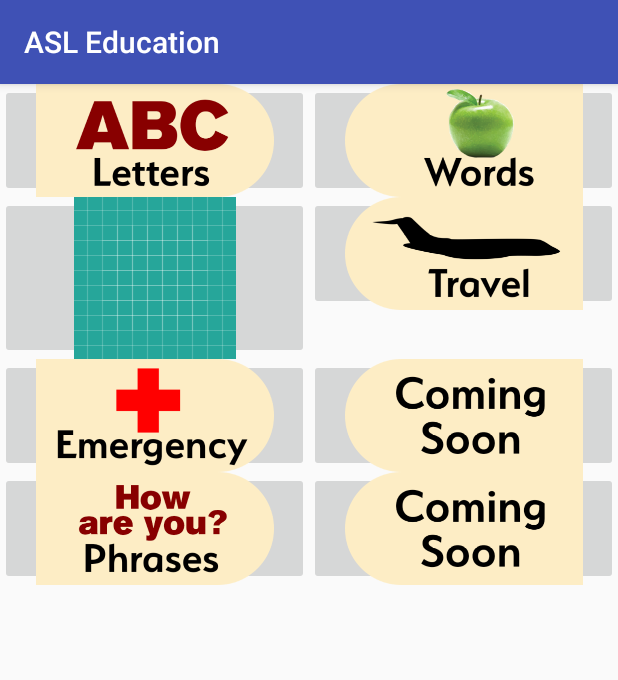
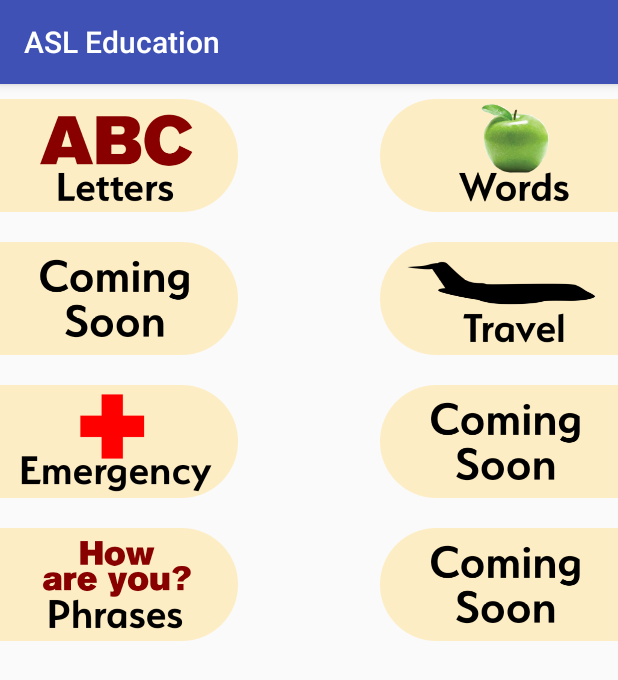
Before and after one commit to kd90693n/ASLEducation, an Android app: the screen it shows after launch (MainActivity), on a phone screen of 412 x 824 dp. Shown: the top 680 px of the screen. Run offline under Robolectric (Android 15) with nearby library versions, the phone set to English and light mode, and no system bars.

Commit message:
quick space and backgroundcolor updates

```diff
--- a/ASLProject/app/src/main/res/layout/fragment_main.xml
+++ b/ASLProject/app/src/main/res/layout/fragment_main.xml
@@ -14,7 +14,7 @@
         <TableLayout
             android:layout_width="match_parent"
             android:layout_height="match_parent"
-            android:stretchColumns="0,1">
+            android:stretchColumns="1">
 
             <TableRow>
 
@@ -22,10 +22,13 @@
                     android:id="@+id/imageView1"
                     android:layout_width="wrap_content"
                     android:layout_height="wrap_content"
+                    android:layout_gravity="start"
                     android:layout_margin="0dp"
+                    android:background="@android:color/transparent"
                     android:contentDescription="letters"
                     android:onClick="viewLettersActivity"
-                    android:padding="0dp"
+                    android:paddingBottom="10dp"
+                    android:paddingTop="10dp"
                     android:src="@drawable/letters_button"
                     tools:layout_editor_absoluteX="115dp"
                     tools:layout_editor_absoluteY="105dp" />
@@ -34,10 +37,13 @@
                     android:id="@+id/imageView2"
                     android:layout_width="wrap_content"
                     android:layout_height="wrap_content"
+                    android:layout_gravity="end"
                     android:layout_margin="0dp"
+                    android:background="@android:color/transparent"
                     android:contentDescription="words"
                     android:onClick="viewWordsActivity"
-                    android:padding="0dp"
+                    android:paddingBottom="10dp"
+                    android:paddingTop="10dp"
                     android:src="@drawable/words_button"
                     tools:layout_editor_absoluteX="115dp"
                     tools:layout_editor_absoluteY="105dp" />
@@ -48,11 +54,14 @@
                     android:id="@+id/imageView3"
                     android:layout_width="wrap_content"
                     android:layout_height="wrap_content"
+                    android:layout_gravity="start"
                     android:layout_margin="0dp"
+                    android:background="@android:color/transparent"
                     android:contentDescription="numbers"
                     android:onClick="viewNumbersActivity"
-                    android:padding="0dp"
-                    android:src="@drawable/ic_launcher_background"
+                    android:paddingBottom="10dp"
+                    android:paddingTop="10dp"
+                    android:src="@drawable/coming_soon_left"
                     tools:layout_editor_absoluteX="115dp"
                     tools:layout_editor_absoluteY="105dp" />
 
@@ -60,8 +69,11 @@
                     android:id="@+id/imageView4"
                     android:layout_width="wrap_content"
                     android:layout_height="wrap_content"
+                    android:layout_gravity="end"
                     android:layout_margin="0dp"
-                    android:padding="0dp"
+                    android:background="@android:color/transparent"
+                    android:paddingBottom="10dp"
+                    android:paddingTop="10dp"
                     android:src="@drawable/travel_button"
                     tools:layout_editor_absoluteX="115dp"
                     tools:layout_editor_absoluteY="105dp" />
@@ -72,8 +84,11 @@
                     android:id="@+id/imageView5"
                     android:layout_width="wrap_content"
                     android:layout_height="wrap_content"
+                    android:layout_gravity="start"
                     android:layout_margin="0dp"
-                    android:padding="0dp"
+                    android:background="@android:color/transparent"
+                    android:paddingBottom="10dp"
+                    android:paddingTop="10dp"
                     android:src="@drawable/emergency_button"
                     tools:layout_editor_absoluteX="115dp"
                     tools:layout_editor_absoluteY="105dp" />
@@ -82,8 +97,11 @@
                     android:id="@+id/imageView6"
                     android:layout_width="wrap_content"
                     android:layout_height="wrap_content"
+                    android:layout_gravity="end"
                     android:layout_margin="0dp"
-                    android:padding="0dp"
+                    android:background="@android:color/transparent"
+                    android:paddingBottom="10dp"
+                    android:paddingTop="10dp"
                     android:src="@drawable/coming_soon_right"
                     tools:layout_editor_absoluteX="115dp"
                     tools:layout_editor_absoluteY="105dp" />
@@ -94,8 +112,11 @@
                     android:id="@+id/imageView7"
                     android:layout_width="wrap_content"
                     android:layout_height="wrap_content"
+                    android:layout_gravity="start"
                     android:layout_margin="0dp"
-                    android:padding="0dp"
+                    android:background="@android:color/transparent"
+                    android:paddingBottom="10dp"
+                    android:paddingTop="10dp"
                     android:src="@drawable/phrases_button"
                     tools:layout_editor_absoluteX="115dp"
                     tools:layout_editor_absoluteY="105dp" />
@@ -104,8 +125,11 @@
                     android:id="@+id/imageView8"
                     android:layout_width="wrap_content"
                     android:layout_height="wrap_content"
+                    android:layout_gravity="end"
                     android:layout_margin="0dp"
-                    android:padding="0dp"
+                    android:background="@android:color/transparent"
+                    android:paddingBottom="10dp"
+                    android:paddingTop="10dp"
                     android:src="@drawable/coming_soon_right"
                     tools:layout_editor_absoluteX="115dp"
                     tools:layout_editor_absoluteY="105dp" />
```
